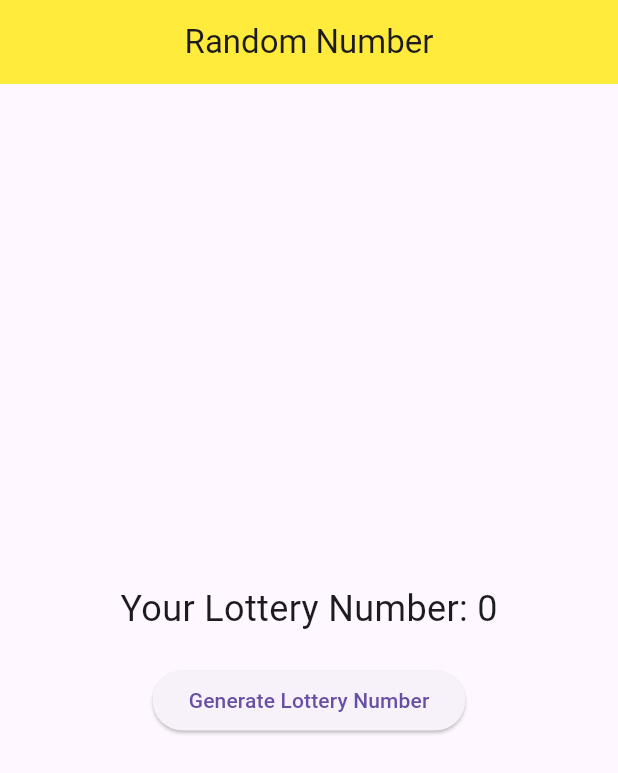
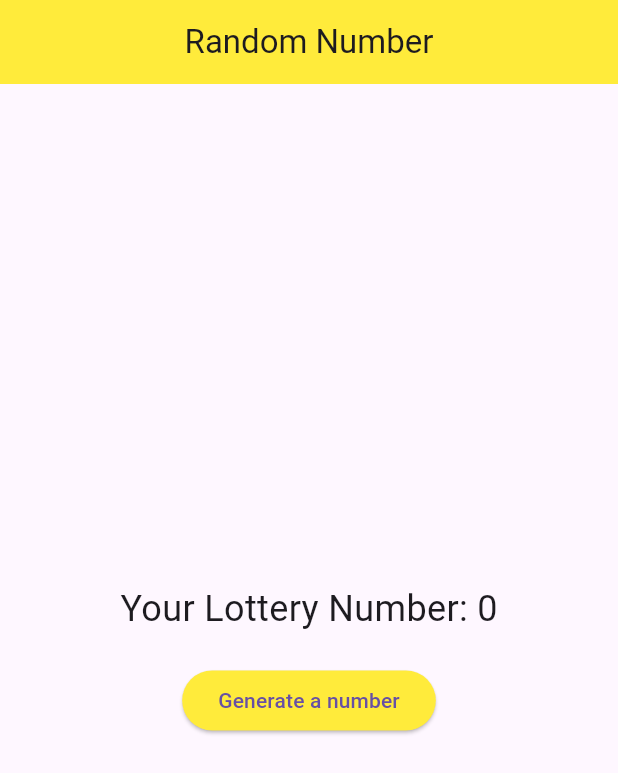
Before and after one commit to HasanJuned/testing2, a Flutter app: the screen it shows after launch, on a phone screen of 412 x 824 dp. Shown: the top 773 px of the screen. Run offline on Flutter 3.47's test engine with Material 3 defaults, Android fonts, the phone set to English and light mode, and no system bars; our stand-ins replace get.

Commit message:
random number generator app

```diff
--- a/lib/main.dart
+++ b/lib/main.dart
@@ -44,8 +44,11 @@ class LotteryView extends StatelessWidget {
             ),
             const SizedBox(height: 20),
             ElevatedButton(
+              style: ElevatedButton.styleFrom(
+                backgroundColor: Colors.yellow
+              ),
               onPressed: _randomNumberGeneratorController.generateLotteryNumber,
-              child: const Text('Generate Lottery Number'),
+              child: const Text('Generate a number'),
             ),
           ],
         ),
```
